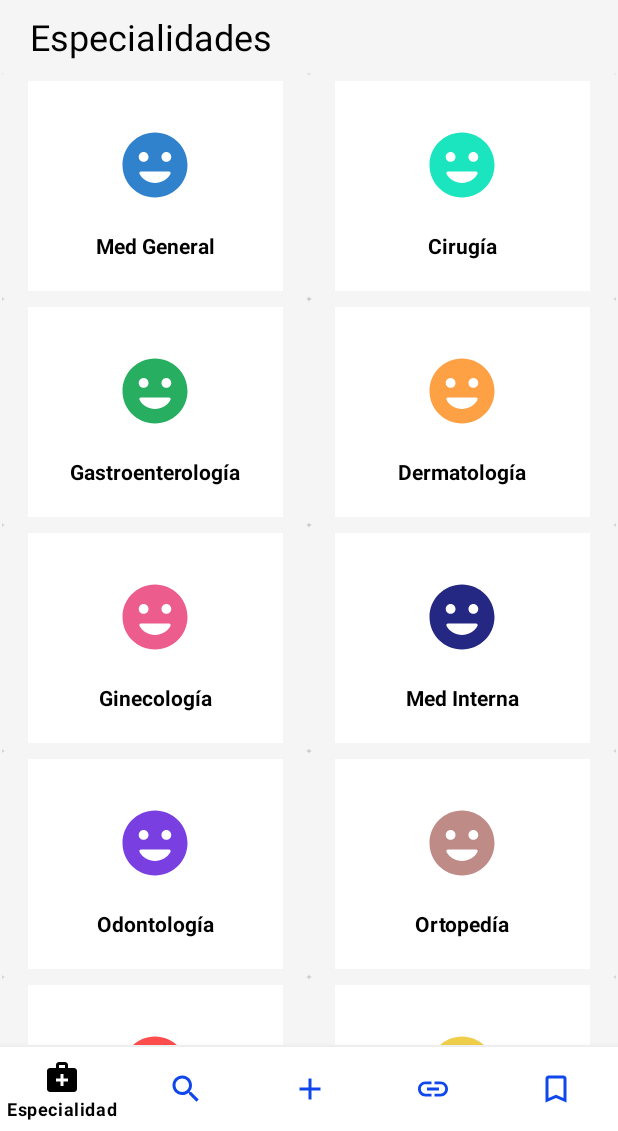
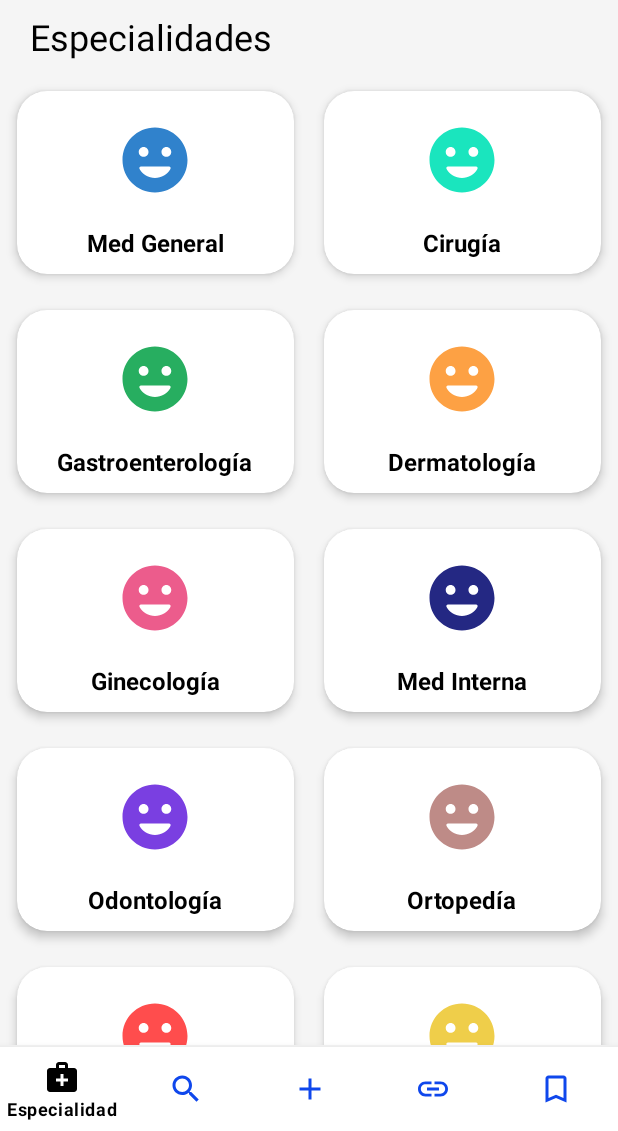
Before and after one commit to FelipeRLeon/ProyectoCoaspharma, an Android app: the screen it shows after launch (EspecialidadActivity), on a phone screen of 412 x 824 dp, the part 105-1236 px from its top. Run offline under Robolectric (Android 15) with nearby library versions, the phone set to English and light mode, and no system bars.

Commit message:
Adicion recyclerview menu esp

```diff
--- a/app/src/main/java/com/bbt/proyectocoaspharma/Principal/especialidadfragments/EspecialidadesMenuFragment.java
+++ b/app/src/main/java/com/bbt/proyectocoaspharma/Principal/especialidadfragments/EspecialidadesMenuFragment.java
@@ -16,9 +16,9 @@ import android.view.ViewGroup;
 import android.widget.Button;
 import android.widget.Toast;
 
+import com.bbt.proyectocoaspharma.Principal.recyclerviews.ListMenuEsp;
+import com.bbt.proyectocoaspharma.Principal.recyclerviews.ListMenuEspAdapter;
 import com.bbt.proyectocoaspharma.R;
-import com.bbt.proyectocoaspharma.recyclerviews.ListMenuEsp;
-import com.bbt.proyectocoaspharma.recyclerviews.ListMenuEspAdapter;
 
 import java.util.ArrayList;
 import java.util.List;
@@ -26,8 +26,7 @@ import java.util.List;
 public class EspecialidadesMenuFragment extends Fragment {
 
     List<ListMenuEsp> elements;
-    RecyclerView recuclerMenuEsoLista;
-
+    RecyclerView recuclerMenuEspLista;
 
     public EspecialidadesMenuFragment() {
         // Required empty public constructor
@@ -36,17 +35,17 @@ public class EspecialidadesMenuFragment extends Fragment {
     @Override
     public View onCreateView(LayoutInflater inflater, ViewGroup container,
                              Bundle savedInstanceState) {
-        // Inflate the layout for this fragment
+
         View vista = inflater.inflate(R.layout.fragment_especialidades_menu, container, false);
-
-
 
         elements = new ArrayList<>();
         ListMenuEspAdapter listAdapter = new ListMenuEspAdapter(elements, getContext());
 
-        RecyclerView recyclerView =  vista.findViewById(R.id.listRecyclerViewMenuEsp);
+        RecyclerView recyclerView = vista.findViewById(R.id.listRecyclerViewMenuEsp);
         recyclerView.setHasFixedSize(true);
         recyclerView.setLayoutManager(new GridLayoutManager(getContext(), 2));
+        recyclerView.setAdapter(listAdapter);
+
         init();
 
         listAdapter.setOnClickListener(new View.OnClickListener() {
@@ -64,13 +63,16 @@ public class EspecialidadesMenuFragment extends Fragment {
 
         recyclerView.setAdapter(listAdapter);
 
+        // Inflate the layout for this fragment
         return vista;
     }
 
     @Override
     public void onViewCreated(@NonNull View view, @Nullable Bundle savedInstanceState) {
         super.onViewCreated(view, savedInstanceState);
+
     }
+
     public void init() {
 
         elements.add(new ListMenuEsp("#3082cc", "Med General"));
--- /dev/null
+++ b/app/src/main/java/com/bbt/proyectocoaspharma/Principal/recyclerviews/ListMenuEsp.java
@@ -0,0 +1,28 @@
+package com.bbt.proyectocoaspharma.Principal.recyclerviews;
+
+public class ListMenuEsp {
+    public String color;
+    public String image;
+    public String name_esp;
+
+    public ListMenuEsp(String color, String name_esp) {
+        this.color = color;
+        this.name_esp = name_esp;
+    }
+
+    public String getColor() {
+        return color;
+    }
+
+    public void setColor(String color) {
+        this.color = color;
+    }
+
+    public String getName_esp() {
+        return name_esp;
+    }
+
+    public void setName_esp(String name_esp) {
+        this.name_esp = name_esp;
+    }
+}
--- /dev/null
+++ b/app/src/main/java/com/bbt/proyectocoaspharma/Principal/recyclerviews/ListMenuEspAdapter.java
@@ -0,0 +1,78 @@
+package com.bbt.proyectocoaspharma.Principal.recyclerviews;
+
+import android.content.Context;
+import android.graphics.Color;
+import android.graphics.PorterDuff;
+import android.view.LayoutInflater;
+import android.view.View;
+import android.view.ViewGroup;
+import android.widget.ImageView;
+import android.widget.TextView;
+
+import androidx.recyclerview.widget.RecyclerView;
+
+import com.bbt.proyectocoaspharma.R;
+
+import java.util.List;
+
+public class ListMenuEspAdapter extends RecyclerView.Adapter<ListMenuEspAdapter.ViewHolder>
+        implements View.OnClickListener{
+    private List<ListMenuEsp> mData;
+    private LayoutInflater mInflater;
+    private Context context;
+    private View.OnClickListener listener;
+
+    public ListMenuEspAdapter(List<ListMenuEsp> itemList, Context context){
+        this.mInflater = LayoutInflater.from(context);
+        this.context = context;
+        this.mData = itemList;
+    }
+
+    @Override
+    public int getItemCount() {
+        return mData.size();
+    }
+
+    @Override
+    public ListMenuEspAdapter.ViewHolder onCreateViewHolder(ViewGroup parent, int viewType){
+        View view = mInflater.inflate(R.layout.list_menu_esp, null);
+        view.setOnClickListener(this);
+        return new ListMenuEspAdapter.ViewHolder(view);
+    }
+
+    @Override
+    public void onBindViewHolder( ListMenuEspAdapter.ViewHolder holder, int position) {
+        holder.bindData(mData.get(position));
+    }
+
+    public void setItems(List<ListMenuEsp> items) {mData = items;}
+    public void setOnClickListener(View.OnClickListener listener){
+        this.listener = listener;
+    }
+
+    @Override
+    public void onClick(View view) {
+        if (listener!=null){
+            listener.onClick(view);
+        }
+
+    }
+
+    public class ViewHolder extends RecyclerView.ViewHolder {
+        ImageView iconImage;
+        TextView name_esp;
+
+        ViewHolder(View itemView){
+            super(itemView);
+            iconImage = itemView.findViewById(R.id.icomImageMenuEsp);
+            name_esp = itemView.findViewById(R.id.nameTextMenuEsp);
+        }
+
+        void bindData(final ListMenuEsp item){
+            iconImage.setColorFilter(Color.parseColor(item.getColor()), PorterDuff.Mode.SRC_IN);
+            name_esp.setText(item.getName_esp());
+        }
+    }
+
+
+}
--- a/app/src/main/res/layout/fragment_especialidades_menu.xml
+++ b/app/src/main/res/layout/fragment_especialidades_menu.xml
@@ -1,14 +1,12 @@
 <?xml version="1.0" encoding="utf-8"?>
-<androidx.appcompat.widget.LinearLayoutCompat xmlns:android="http://schemas.android.com/apk/res/android"
+<LinearLayout xmlns:android="http://schemas.android.com/apk/res/android"
     xmlns:tools="http://schemas.android.com/tools"
     android:layout_width="match_parent"
     android:layout_height="match_parent"
     android:background="#f5f5f5"
-    android:backgroundTint="#f5f5f5"
-    android:orientation="vertical"
-    tools:context=".Principal.especialidadfragments.EspecialidadesMenuFragment">
+    tools:context=".Principal.especialidadfragments.EspecialidadesMenuFragment"
+    android:orientation="vertical">
 
-    <!-- TODO: Update blank fragment layout -->
     <TextView
         android:id="@+id/tittleTextView"
         android:layout_width="wrap_content"
@@ -34,4 +32,7 @@
     </androidx.recyclerview.widget.RecyclerView>
 
 
-</androidx.appcompat.widget.LinearLayoutCompat>
+
+
+
+</LinearLayout>
--- a/app/src/main/res/layout/list_menu_esp.xml
+++ b/app/src/main/res/layout/list_menu_esp.xml
@@ -1,47 +1,41 @@
 <?xml version="1.0" encoding="utf-8"?>
 <androidx.cardview.widget.CardView xmlns:android="http://schemas.android.com/apk/res/android"
     xmlns:app="http://schemas.android.com/apk/res-auto"
-    xmlns:tools="http://schemas.android.com/tools"
-    android:layout_width="match_parent"
+    android:id="@+id/cv_menu_esp"
+    android:layout_width="wrap_content"
     android:layout_height="wrap_content"
-    android:layout_gravity="center_horizontal"
-    app:cardBackgroundColor="#f5f5f5">
+    android:animateLayoutChanges="true"
+    app:cardCornerRadius="20dp"
+    app:cardElevation="4dp"
+    app:cardUseCompatPadding="true">
 
     <LinearLayout
-        android:layout_width="170dp"
-        android:layout_height="140dp"
-        android:layout_gravity="center_horizontal"
-        android:layout_marginTop="5dp"
-        android:layout_marginBottom="5dp"
-        android:background="@color/white"
-        android:gravity="center"
+        android:layout_width="match_parent"
+        android:layout_height="wrap_content"
         android:orientation="vertical"
-        android:paddingLeft="15dp"
-        android:paddingTop="6dp"
-        android:paddingRight="15dp"
-        android:paddingBottom="6dp">
+        android:padding="6dp">
 
         <ImageView
             android:id="@+id/icomImageMenuEsp"
             android:layout_width="80dp"
             android:layout_height="80dp"
-            android:layout_gravity="center"
             android:paddingLeft="14dp"
             android:paddingRight="14dp"
-            app:srcCompat="@drawable/ic_insert_emoticon_black_24dp" />
+            app:srcCompat="@drawable/ic_insert_emoticon_black_24dp"
+            android:layout_gravity="center"/>
 
         <TextView
             android:id="@+id/nameTextMenuEsp"
             android:layout_width="wrap_content"
             android:layout_height="wrap_content"
-            android:layout_gravity="center"
+            android:text="Especialidad"
+            android:textColor="@color/black"
+            android:textStyle="bold"
             android:layout_margin="2dp"
             android:padding="2dp"
-            android:text="Especialidad"
-            android:textColor="@color/black"
-            android:textSize="14sp"
-            android:textStyle="bold"></TextView>
-
+            android:layout_gravity="center"
+            android:textSize="16sp"
+            ></TextView>
 
     </LinearLayout>
 
```
Also changed, not shown: app/src/main/res/drawable/imagen_med_general.PNG (added), 1 other file.
